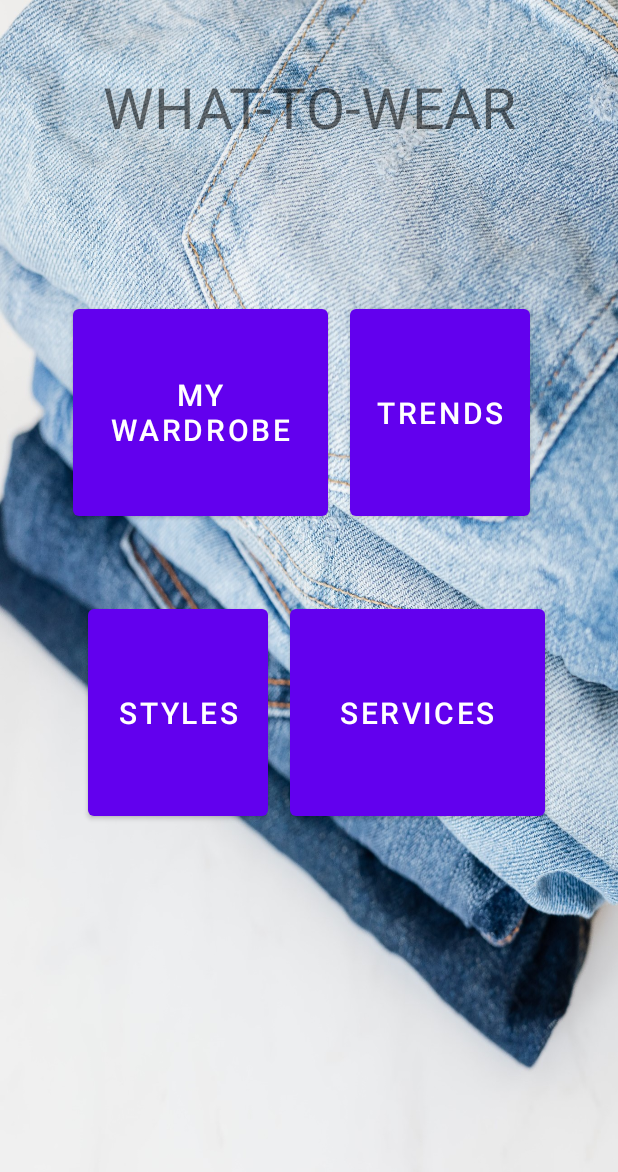
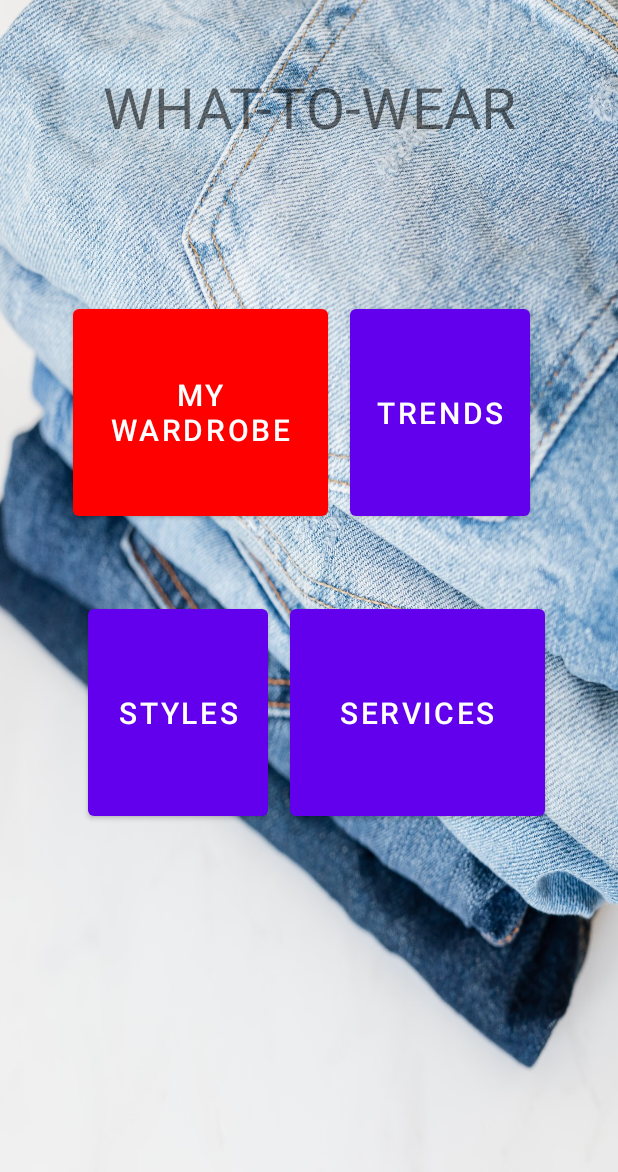
Before and after one commit to ETS-Android1/WHAT-TO-WEAR, an Android app: the Main_Menu screen opened through its navigation route, on a phone screen of 412 x 824 dp. Shown: the top 1172 px of the screen. Run offline under Robolectric (Android 15) with nearby library versions, the phone set to English and light mode, and no system bars.

Commit message:
removed the skip to trends button and did some alingment in main menu
Signed-off-by: Rafail Loizou <r4fail.loizou@gmail.com>

```diff
--- a/app/src/main/java/com/tasdasdsaduiz/what_to_wear/Login_Screen.java
+++ b/app/src/main/java/com/tasdasdsaduiz/what_to_wear/Login_Screen.java
@@ -88,7 +88,7 @@ public class Login_Screen extends Fragment {
     public void onViewCreated(@NonNull View view, @Nullable Bundle savedInstanceState) {
             super.onViewCreated(view, savedInstanceState);
 
-            Button continueButton = (Button) view.findViewById(R.id.testButton);
+            /*Button continueButton = (Button) view.findViewById(R.id.testButton);
             continueButton.setOnClickListener(
                     new View.OnClickListener() {
                         @Override
@@ -99,7 +99,7 @@ public class Login_Screen extends Fragment {
 
                         }
                     }
-            );
+            );*/
         // catching the view as a constraind layout so that we can access its layout parameters
         MYCL = (ConstraintLayout) view;
 
--- a/app/src/main/java/com/tasdasdsaduiz/what_to_wear/Main_Menu.java
+++ b/app/src/main/java/com/tasdasdsaduiz/what_to_wear/Main_Menu.java
@@ -1,15 +1,19 @@
 package com.tasdasdsaduiz.what_to_wear;
 
 import android.graphics.Color;
+import android.graphics.ColorSpace;
 import android.os.Bundle;
 
 import androidx.activity.OnBackPressedCallback;
 import androidx.annotation.NonNull;
 import androidx.annotation.Nullable;
+import androidx.constraintlayout.widget.ConstraintLayout;
 import androidx.fragment.app.Fragment;
 import androidx.navigation.NavController;
 import androidx.navigation.Navigation;
 
+import android.util.Log;
+import android.view.Display;
 import android.view.LayoutInflater;
 import android.view.View;
 import android.view.ViewGroup;
@@ -30,6 +34,7 @@ public class Main_Menu extends Fragment {
     // TODO: Rename and change types of parameters
     private String mParam1;
     private String mParam2;
+    private ConstraintLayout MYCL;
 
     public Main_Menu() {
         // Required empty public constructor
@@ -60,6 +65,7 @@ public class Main_Menu extends Fragment {
             mParam1 = getArguments().getString(ARG_PARAM1);
             mParam2 = getArguments().getString(ARG_PARAM2);
         }
+
     }
 
     @Override
@@ -73,6 +79,8 @@ public class Main_Menu extends Fragment {
 
         super.onViewCreated(view, savedInstanceState);
 
+        MYCL = (ConstraintLayout) view;
+
         OnBackPressedCallback callback = new OnBackPressedCallback(true /* enabled by default */) {
             @Override
             public void handleOnBackPressed() {
@@ -82,7 +90,63 @@ public class Main_Menu extends Fragment {
         };
         requireActivity().getOnBackPressedDispatcher().addCallback(callback);//  addCallback(this,callback);
 
+        // we implement components in this .post function so that the constraint layout has been
+        // created (thus the post keyword)
+        MYCL.post(
+            new Runnable() {
+                @Override
+                public void run() {
+
+                    // at this point trying to have the balance that was suggested in the 9/2 lecture
+                    // here I'm getting the width of the fragment. I can do this because I call
+                    // the getWidth() function int he .post() function
+                    int pixofw = ( (MYCL.getWidth() - 150) - 1 * 50 ) / 2;
+                    Log.d("omg","just output something chuck!");
+                    Log.d("measuredH = " , "" + MYCL.getMeasuredHeight() );
+                    // int pixofh = MYCL.getHeight();
+
+
+                    // here I'm just getting the button under a variable I can use
+                    Button wardrobeButton = (Button) view.findViewById(R.id.wardrobeButton);
+                    wardrobeButton.setBackgroundColor(Color.RED);
+                    /*
+                    ConstraintLayout.LayoutParams params_ward = new ConstraintLayout.LayoutParams(MYCL.getLayoutParams());
+                    params_ward.topToTop = 0;
+                    // params_ward.bottomToBottom = 0;
+                    // params_ward.verticalBias = (float) 0.25;
+                    params_ward.topMargin = (int) ( pixofh * 0.2 );
+                    params_ward.leftToLeft = 0;
+                    params_ward.leftMargin = 75;
+                    wardrobeButton.setLayoutParams(params_ward);
+
+                    // I'm making it rectangular
+                    wardrobeButton.getLayoutParams().width = pixofw;
+                    wardrobeButton.getLayoutParams().height = pixofw;
+
+                    wardrobeButton.setOnClickListener(
+                            new View.OnClickListener() {
+                                @Override
+                                public void onClick(View view) {
+                                    NavController nc = (NavController) Navigation.findNavController(view);
+                                    nc.navigate(R.id.action_main_Menu_to_wardrobe);
+                                }
+                            }
+                    );
+
                     Button trendsButton = (Button) view.findViewById(R.id.trendButton);
+
+                    ConstraintLayout.LayoutParams params_trends = new ConstraintLayout.LayoutParams(MYCL.getLayoutParams());
+                    params_trends.topToTop = 0;
+                    // params_trends.bottomToBottom = 0;
+                    // params_trends.verticalBias = (float) 0.25;
+                    params_ward.topMargin = (int) ( pixofh * 0.2 ) + (int)( pixofw/2 );
+                    params_trends.leftToLeft = 0;
+                    params_trends.leftMargin = 75 + pixofw + 25;
+                    trendsButton.setLayoutParams(params_trends);
+
+                    trendsButton.getLayoutParams().height = pixofw;
+                    trendsButton.getLayoutParams().width = pixofw;
+
                     trendsButton.setOnClickListener(
                             new View.OnClickListener() {
                                 @Override
@@ -92,17 +156,6 @@ public class Main_Menu extends Fragment {
 
                                     NavController nc = (NavController) Navigation.findNavController(view);
                                     nc.navigate(R.id.action_main_Menu_to_trends);
-                    }
-                }
-        );
-
-        Button wardrobeButton = (Button) view.findViewById(R.id.wardrobeButton);
-        wardrobeButton.setOnClickListener(
-                new View.OnClickListener() {
-                    @Override
-                    public void onClick(View view) {
-                        NavController nc = (NavController) Navigation.findNavController(view);
-                        nc.navigate(R.id.action_main_Menu_to_wardrobe);
                                 }
                             }
                     );
@@ -128,6 +181,15 @@ public class Main_Menu extends Fragment {
                                 }
                             }
                     );
+                    */
+
+
+
+
+
+                }
+            }
+        );
 
 
     }
```
Lines whose indentation alone changed are shown as unchanged.
